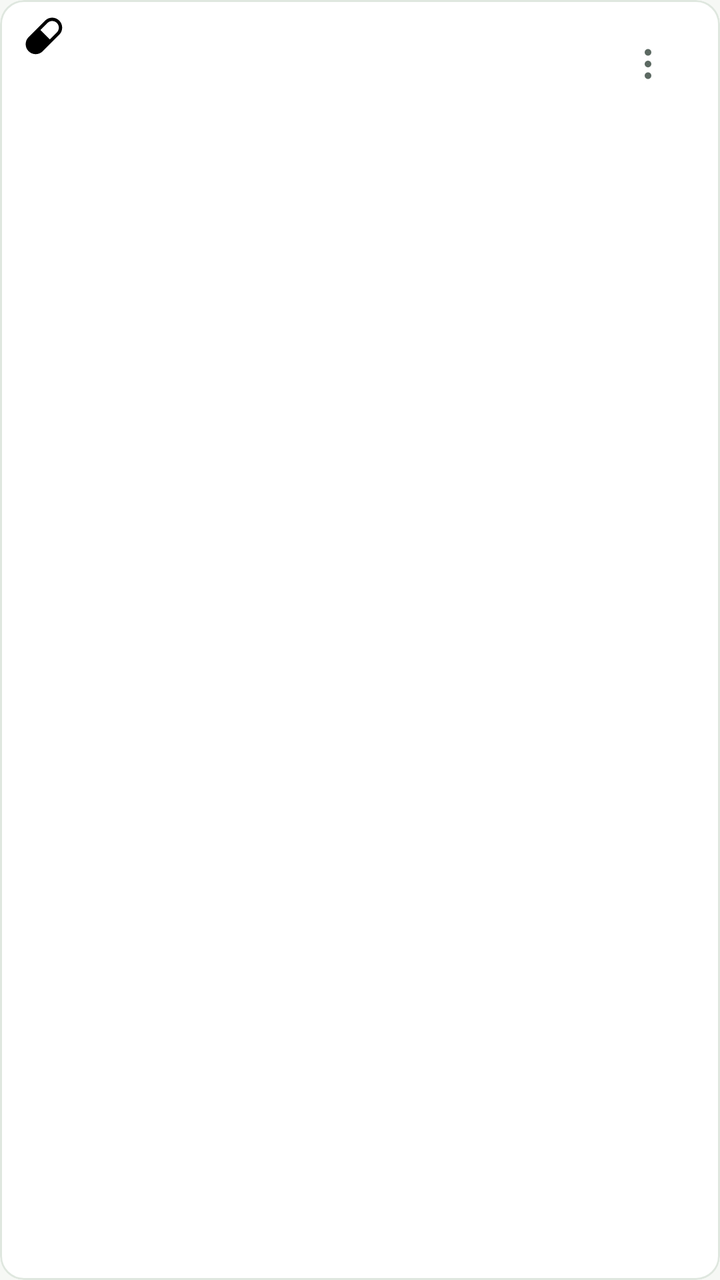
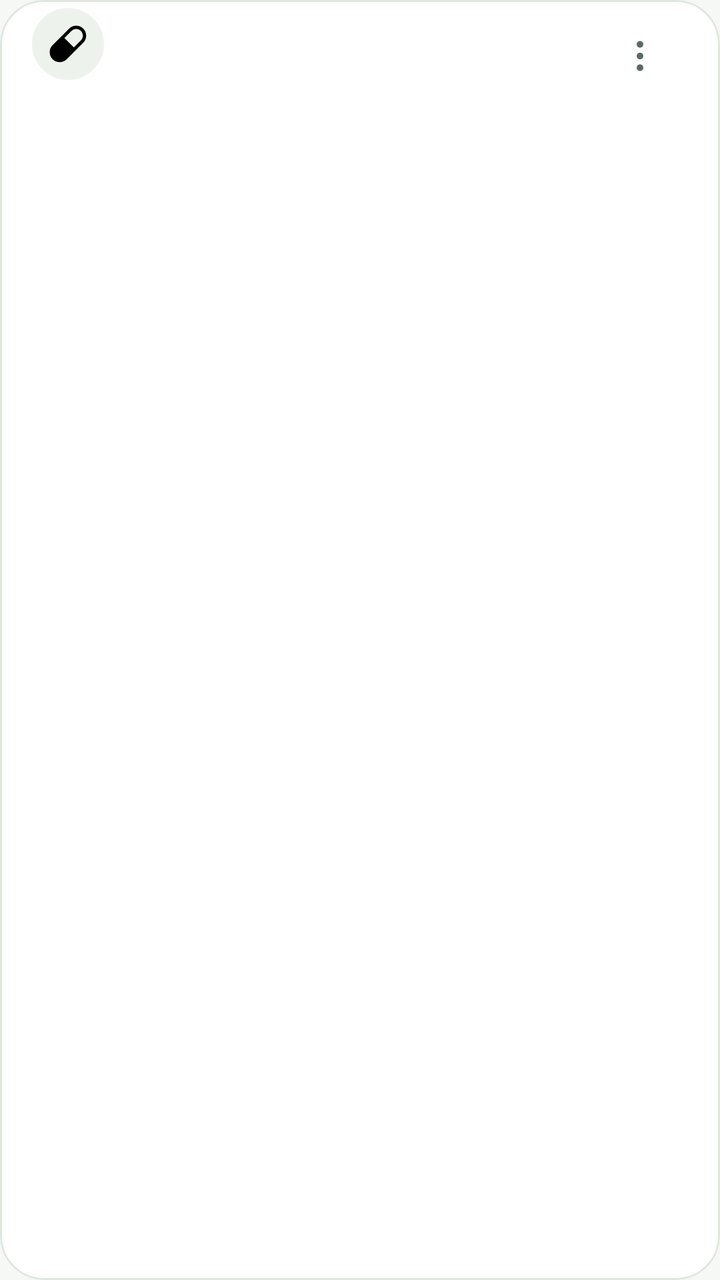

Before-and-after screenshots of an Android layout around one commit, followed by the original layout XML and the change that was made.
<!-- AndroidManifest.xml: application theme Theme.DoseCerta -->
<!-- res/layout/item_medication.xml -->
<?xml version="1.0" encoding="utf-8"?>
<com.google.android.material.card.MaterialCardView xmlns:android="http://schemas.android.com/apk/res/android" xmlns:app="http://schemas.android.com/apk/res-auto"
    style="@style/Widget.DoseCerta.CardView.Compact"
    android:layout_width="match_parent" android:layout_height="wrap_content" android:layout_marginBottom="6dp" android:clickable="true" android:focusable="true">
    <androidx.constraintlayout.widget.ConstraintLayout android:layout_width="match_parent" android:layout_height="wrap_content" android:paddingHorizontal="12dp" android:paddingVertical="8dp">
        <ImageView android:id="@+id/image_medication_icon" android:layout_width="20dp" android:layout_height="20dp"
            android:src="@drawable/ic_pill" android:importantForAccessibility="no" app:layout_constraintStart_toStartOf="parent" app:layout_constraintTop_toTopOf="parent" />
        <TextView android:id="@+id/text_medication_name" android:layout_width="0dp" android:layout_height="wrap_content" android:layout_marginStart="8dp"
            android:includeFontPadding="false" android:textAppearance="@style/TextAppearance.DoseCerta.Title"
            app:layout_constraintStart_toEndOf="@id/image_medication_icon" app:layout_constraintEnd_toStartOf="@id/button_delete" app:layout_constraintTop_toTopOf="parent" />
        <TextView android:id="@+id/text_dosage_info" android:layout_width="0dp" android:layout_height="wrap_content" android:layout_marginTop="2dp"
            android:includeFontPadding="false" android:textAppearance="@style/TextAppearance.DoseCerta.Body" android:textSize="13sp"
            app:layout_constraintStart_toStartOf="@id/text_medication_name" app:layout_constraintEnd_toStartOf="@id/button_delete" app:layout_constraintTop_toBottomOf="@id/text_medication_name" />
        <com.google.android.material.button.MaterialButton android:id="@+id/button_delete" style="@style/Widget.DoseCerta.IconButton"
            android:layout_width="48dp" android:layout_height="48dp" app:icon="@drawable/ic_more_vert" android:contentDescription="@string/ui_manage_actions"
            app:layout_constraintEnd_toEndOf="parent" app:layout_constraintTop_toTopOf="parent" />
        <androidx.constraintlayout.widget.Barrier android:id="@+id/medication_details_bottom" android:layout_width="wrap_content" android:layout_height="wrap_content"
            app:barrierDirection="bottom" app:constraint_referenced_ids="text_dosage_info,button_delete" />
        <TextView android:id="@+id/text_next_dose" android:layout_width="0dp" android:layout_height="wrap_content" android:layout_marginTop="0dp"
            android:includeFontPadding="false" android:textAppearance="@style/TextAppearance.DoseCerta.Body" android:textSize="13sp"
            app:layout_constraintStart_toStartOf="parent" app:layout_constraintEnd_toEndOf="parent" app:layout_constraintTop_toBottomOf="@id/medication_details_bottom" app:layout_constraintBottom_toBottomOf="parent" />
    </androidx.constraintlayout.widget.ConstraintLayout>
</com.google.android.material.card.MaterialCardView>
<!-- resources referenced by this layout -->
<resources>
  <style name="TextAppearance.DoseCerta.Body" parent="TextAppearance.Material3.BodyMedium">
          <item name="android:textColor">?attr/colorOnSurfaceVariant</item>
      </style>
  <style name="TextAppearance.DoseCerta.Title" parent="TextAppearance.Material3.TitleMedium">
          <item name="android:textColor">?attr/colorOnSurface</item>
          <item name="android:fontFamily">sans-serif-medium</item>
      </style>
  <style name="Widget.DoseCerta.CardView.Compact" parent="Widget.DoseCerta.CardView">
          <item name="cardCornerRadius">12dp</item>
      </style>
  <style name="Widget.DoseCerta.CardView" parent="Widget.Material3.CardView.Outlined">
          <item name="cardBackgroundColor">?attr/colorSurface</item>
          <item name="cardCornerRadius">16dp</item>
          <item name="cardElevation">0dp</item>
          <item name="strokeColor">?attr/colorOutlineVariant</item>
          <item name="strokeWidth">1dp</item>
      </style>
  <color name="ui_primary">#25685B</color>
  <color name="ui_on_primary">#FFFFFF</color>
  <color name="ui_primary_container">#DCEEE5</color>
  <color name="ui_secondary">#53685F</color>
  <color name="ui_tertiary">#486580</color>
  <color name="ui_error">#AD393A</color>
  <color name="ui_on_error">#FFFFFF</color>
  <color name="ui_error_container">#FBE3DF</color>
  <color name="ui_background">#F6F8F5</color>
  <color name="ui_on_surface">#1D2924</color>
  <color name="ui_surface">#FFFFFF</color>
  <color name="ui_surface_variant">#E7EDE7</color>
  <color name="ui_on_surface_variant">#5C6962</color>
  <color name="ui_surface_container">#EDF2ED</color>
  <color name="ui_outline">#87958B</color>
  <color name="ui_outline_variant">#DFE7DF</color>
  <style name="Widget.DoseCerta.Button" parent="Widget.Material3.Button">
          <item name="android:minHeight">48dp</item>
          <item name="android:textAllCaps">false</item>
          <item name="cornerRadius">24dp</item>
      </style>
  <style name="Widget.DoseCerta.TextInput" parent="Widget.Material3.TextInputLayout.OutlinedBox">
          <item name="boxCornerRadiusTopStart">12dp</item>
          <item name="boxCornerRadiusTopEnd">12dp</item>
          <item name="boxCornerRadiusBottomStart">12dp</item>
          <item name="boxCornerRadiusBottomEnd">12dp</item>
          <item name="boxBackgroundColor">?attr/colorSurface</item>
          <item name="boxStrokeColor">@color/ui_input_stroke</item>
      </style>
  <style name="ShapeAppearance.DoseCerta.SmallComponent" parent="ShapeAppearance.Material3.SmallComponent">
          <item name="cornerSize">12dp</item>
      </style>
  <style name="ShapeAppearance.DoseCerta.MediumComponent" parent="ShapeAppearance.Material3.MediumComponent">
          <item name="cornerSize">16dp</item>
      </style>
  <!-- unchanged entries left out for length: 17 -->
</resources>

<!-- the commit's change to res/layout/item_medication.xml (unified diff, before → after) -->
@@ -1,23 +1,23 @@
 <?xml version="1.0" encoding="utf-8"?>
 <com.google.android.material.card.MaterialCardView xmlns:android="http://schemas.android.com/apk/res/android" xmlns:app="http://schemas.android.com/apk/res-auto"
-    style="@style/Widget.DoseCerta.CardView.Compact"
-    android:layout_width="match_parent" android:layout_height="wrap_content" android:layout_marginBottom="6dp" android:clickable="true" android:focusable="true">
-    <androidx.constraintlayout.widget.ConstraintLayout android:layout_width="match_parent" android:layout_height="wrap_content" android:paddingHorizontal="12dp" android:paddingVertical="8dp">
-        <ImageView android:id="@+id/image_medication_icon" android:layout_width="20dp" android:layout_height="20dp"
+    android:layout_width="match_parent" android:layout_height="wrap_content" android:layout_marginBottom="@dimen/ui_card_gap" android:clickable="true" android:focusable="true">
+    <androidx.constraintlayout.widget.ConstraintLayout android:layout_width="match_parent" android:layout_height="wrap_content" android:paddingHorizontal="16dp" android:paddingVertical="4dp">
+        <ImageView android:id="@+id/image_medication_icon" android:layout_width="36dp" android:layout_height="36dp"
+            android:background="@drawable/content_icon_background" android:padding="8dp"
             android:src="@drawable/ic_pill" android:importantForAccessibility="no" app:layout_constraintStart_toStartOf="parent" app:layout_constraintTop_toTopOf="parent" />
-        <TextView android:id="@+id/text_medication_name" android:layout_width="0dp" android:layout_height="wrap_content" android:layout_marginStart="8dp"
+        <TextView android:id="@+id/text_medication_name" android:layout_width="0dp" android:layout_height="wrap_content" android:layout_marginStart="12dp" android:layout_marginEnd="8dp"
             android:includeFontPadding="false" android:textAppearance="@style/TextAppearance.DoseCerta.Title"
             app:layout_constraintStart_toEndOf="@id/image_medication_icon" app:layout_constraintEnd_toStartOf="@id/button_delete" app:layout_constraintTop_toTopOf="parent" />
-        <TextView android:id="@+id/text_dosage_info" android:layout_width="0dp" android:layout_height="wrap_content" android:layout_marginTop="2dp"
+        <TextView android:id="@+id/text_dosage_info" android:layout_width="0dp" android:layout_height="wrap_content" android:layout_marginTop="4dp" android:layout_marginEnd="8dp"
             android:includeFontPadding="false" android:textAppearance="@style/TextAppearance.DoseCerta.Body" android:textSize="13sp"
             app:layout_constraintStart_toStartOf="@id/text_medication_name" app:layout_constraintEnd_toStartOf="@id/button_delete" app:layout_constraintTop_toBottomOf="@id/text_medication_name" />
         <com.google.android.material.button.MaterialButton android:id="@+id/button_delete" style="@style/Widget.DoseCerta.IconButton"
             android:layout_width="48dp" android:layout_height="48dp" app:icon="@drawable/ic_more_vert" android:contentDescription="@string/ui_manage_actions"
             app:layout_constraintEnd_toEndOf="parent" app:layout_constraintTop_toTopOf="parent" />
         <androidx.constraintlayout.widget.Barrier android:id="@+id/medication_details_bottom" android:layout_width="wrap_content" android:layout_height="wrap_content"
-            app:barrierDirection="bottom" app:constraint_referenced_ids="text_dosage_info,button_delete" />
-        <TextView android:id="@+id/text_next_dose" android:layout_width="0dp" android:layout_height="wrap_content" android:layout_marginTop="0dp"
-            android:includeFontPadding="false" android:textAppearance="@style/TextAppearance.DoseCerta.Body" android:textSize="13sp"
+            app:barrierDirection="bottom" app:constraint_referenced_ids="text_dosage_info,button_delete,image_medication_icon" />
+        <TextView android:id="@+id/text_next_dose" android:layout_width="0dp" android:layout_height="wrap_content" android:layout_marginTop="4dp"
+            android:includeFontPadding="false" android:textAppearance="@style/TextAppearance.DoseCerta.Label" android:textSize="13sp" android:textColor="?attr/colorPrimary"
             app:layout_constraintStart_toStartOf="parent" app:layout_constraintEnd_toEndOf="parent" app:layout_constraintTop_toBottomOf="@id/medication_details_bottom" app:layout_constraintBottom_toBottomOf="parent" />
     </androidx.constraintlayout.widget.ConstraintLayout>
 </com.google.android.material.card.MaterialCardView>
<!-- resource entries referenced after the edit -->
@@ -1,18 +1,29 @@
 <!-- resources referenced by this layout -->
 <resources>
+  <dimen name="ui_card_gap">12dp</dimen>
+  <!-- drawable content_icon_background (drawable) -->
+  <?xml version="1.0" encoding="utf-8"?>
+  <shape xmlns:android="http://schemas.android.com/apk/res/android" android:shape="oval">
+      <solid android:color="?attr/colorSurfaceContainer" />
+  </shape>
   <style name="TextAppearance.DoseCerta.Body" parent="TextAppearance.Material3.BodyMedium">
           <item name="android:textColor">?attr/colorOnSurfaceVariant</item>
+          <item name="android:textSize">14sp</item>
+          <item name="android:lineSpacingExtra">3dp</item>
+      </style>
+  <style name="TextAppearance.DoseCerta.Label" parent="TextAppearance.Material3.LabelMedium">
+          <item name="android:textColor">?attr/colorOnSurfaceVariant</item>
+          <item name="android:textSize">12sp</item>
+          <item name="android:lineSpacingExtra">2dp</item>
       </style>
   <style name="TextAppearance.DoseCerta.Title" parent="TextAppearance.Material3.TitleMedium">
+          <item name="android:textSize">16sp</item>
           <item name="android:textColor">?attr/colorOnSurface</item>
           <item name="android:fontFamily">sans-serif-medium</item>
       </style>
-  <style name="Widget.DoseCerta.CardView.Compact" parent="Widget.DoseCerta.CardView">
-          <item name="cardCornerRadius">12dp</item>
-      </style>
   <style name="Widget.DoseCerta.CardView" parent="Widget.Material3.CardView.Outlined">
           <item name="cardBackgroundColor">?attr/colorSurface</item>
-          <item name="cardCornerRadius">16dp</item>
+          <item name="cardCornerRadius">@dimen/card_corner_radius</item>
           <item name="cardElevation">0dp</item>
           <item name="strokeColor">?attr/colorOutlineVariant</item>
           <item name="strokeWidth">1dp</item>
@@ -36,22 +47,32 @@
   <style name="Widget.DoseCerta.Button" parent="Widget.Material3.Button">
           <item name="android:minHeight">48dp</item>
           <item name="android:textAllCaps">false</item>
-          <item name="cornerRadius">24dp</item>
+          <item name="cornerRadius">@dimen/button_corner_radius</item>
+          <item name="android:textAppearance">@style/TextAppearance.DoseCerta.Action</item>
+          <item name="android:paddingTop">12dp</item>
+          <item name="android:paddingBottom">12dp</item>
       </style>
   <style name="Widget.DoseCerta.TextInput" parent="Widget.Material3.TextInputLayout.OutlinedBox">
-          <item name="boxCornerRadiusTopStart">12dp</item>
-          <item name="boxCornerRadiusTopEnd">12dp</item>
-          <item name="boxCornerRadiusBottomStart">12dp</item>
-          <item name="boxCornerRadiusBottomEnd">12dp</item>
+          <item name="boxCornerRadiusTopStart">16dp</item>
+          <item name="boxCornerRadiusTopEnd">16dp</item>
+          <item name="boxCornerRadiusBottomStart">16dp</item>
+          <item name="boxCornerRadiusBottomEnd">16dp</item>
           <item name="boxBackgroundColor">?attr/colorSurface</item>
           <item name="boxStrokeColor">@color/ui_input_stroke</item>
       </style>
   <style name="ShapeAppearance.DoseCerta.SmallComponent" parent="ShapeAppearance.Material3.SmallComponent">
-          <item name="cornerSize">12dp</item>
+          <item name="cornerSize">16dp</item>
       </style>
   <style name="ShapeAppearance.DoseCerta.MediumComponent" parent="ShapeAppearance.Material3.MediumComponent">
-          <item name="cornerSize">16dp</item>
+          <item name="cornerSize">@dimen/card_corner_radius</item>
       </style>
+  <dimen name="button_corner_radius">16dp</dimen>
+  <style name="TextAppearance.DoseCerta.Action" parent="TextAppearance.Material3.LabelLarge">
+          <item name="android:fontFamily">sans-serif-medium</item>
+          <item name="android:textSize">14sp</item>
+          <item name="android:letterSpacing">0</item>
+      </style>
+  <dimen name="card_corner_radius">22dp</dimen>
   <!-- unchanged entries left out for length: 17 -->
 </resources>
 
